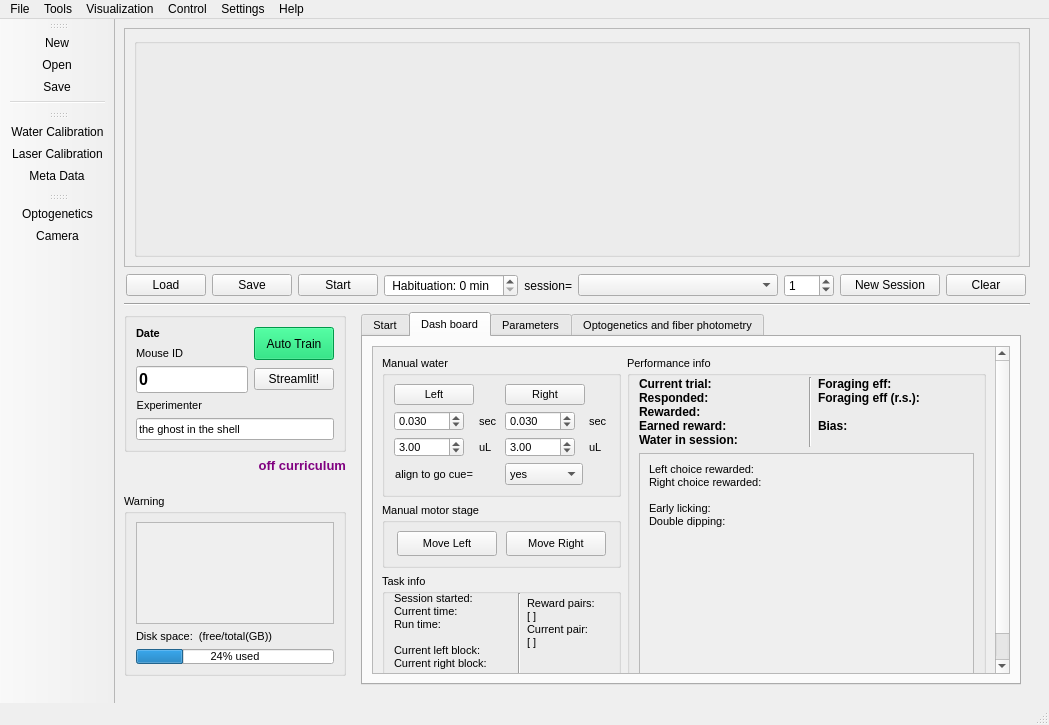
Before: the Qt Designer form src/foraging_gui/ForagingGUI.ui in AllenNeuralDynamics/dynamic-foraging-task, drawn with Qt 5.
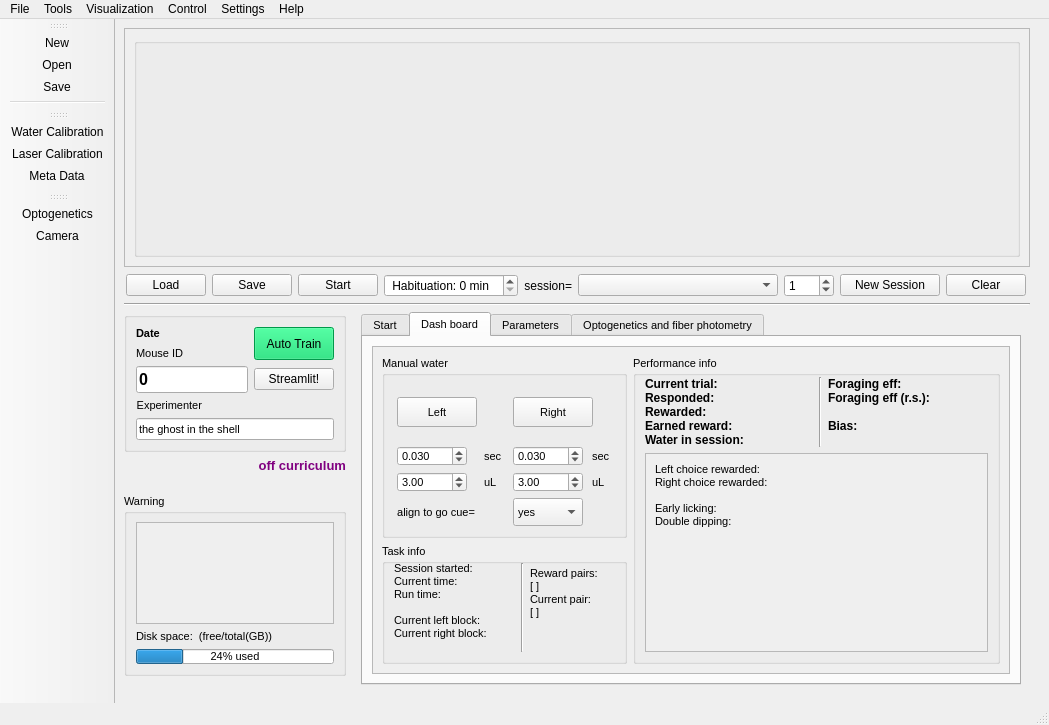
After: the same form once the commit is applied. The open tabs and pages were chosen to show the change. Icons and pictures are not drawn.

Commit message: changes foramt of behavior gui for better user experience

The edit to the form file:
```diff
--- a/src/foraging_gui/ForagingGUI.ui
+++ b/src/foraging_gui/ForagingGUI.ui
@@ -1927,16 +1927,10 @@
                          <property name="enabled">
                           <bool>true</bool>
                          </property>
-                         <property name="sizePolicy">
-                          <sizepolicy hsizetype="Expanding" vsizetype="Expanding">
-                           <horstretch>0</horstretch>
-                           <verstretch>0</verstretch>
-                          </sizepolicy>
-                         </property>
                          <property name="maximumSize">
                           <size>
                            <width>100</width>
-                           <height>150</height>
+                           <height>50</height>
                           </size>
                          </property>
                          <property name="currentIndex">
@@ -1956,12 +1950,6 @@
                        </item>
                        <item row="5" column="0">
                         <widget class="QLabel" name="label_34">
-                         <property name="sizePolicy">
-                          <sizepolicy hsizetype="Expanding" vsizetype="Expanding">
-                           <horstretch>0</horstretch>
-                           <verstretch>0</verstretch>
-                          </sizepolicy>
-                         </property>
                          <property name="text">
                           <string>align to go cue=</string>
                          </property>
@@ -1976,79 +1964,6 @@
                       </layout>
                      </widget>
                     </item>
-                    <item>
-                     <widget class="QGroupBox" name="groupBox_7">
-                      <property name="maximumSize">
-                       <size>
-                        <width>260</width>
-                        <height>110</height>
-                       </size>
-                      </property>
-                      <property name="font">
-                       <font>
-                        <pointsize>8</pointsize>
-                        <weight>50</weight>
-                        <italic>false</italic>
-                        <bold>false</bold>
-                       </font>
-                      </property>
-                      <property name="title">
-                       <string>Manual motor stage</string>
-                      </property>
-                      <layout class="QGridLayout" name="gridLayout_11">
-                       <item row="0" column="0">
-                        <widget class="QPushButton" name="MoveXP_2">
-                         <property name="sizePolicy">
-                          <sizepolicy hsizetype="Fixed" vsizetype="Expanding">
-                           <horstretch>0</horstretch>
-                           <verstretch>0</verstretch>
-                          </sizepolicy>
-                         </property>
-                         <property name="minimumSize">
-                          <size>
-                           <width>20</width>
-                           <height>25</height>
-                          </size>
-                         </property>
-                         <property name="maximumSize">
-                          <size>
-                           <width>100</width>
-                           <height>16777215</height>
-                          </size>
-                         </property>
-                         <property name="text">
-                          <string>Move Left</string>
-                         </property>
-                        </widget>
-                       </item>
-                       <item row="0" column="1">
-                        <widget class="QPushButton" name="MoveXN_2">
-                         <property name="sizePolicy">
-                          <sizepolicy hsizetype="Fixed" vsizetype="Expanding">
-                           <horstretch>0</horstretch>
-                           <verstretch>0</verstretch>
-                          </sizepolicy>
-                         </property>
-                         <property name="minimumSize">
-                          <size>
-                           <width>20</width>
-                           <height>25</height>
-                          </size>
-                         </property>
-                         <property name="maximumSize">
-                          <size>
-                           <width>100</width>
-                           <height>16777215</height>
-                          </size>
-                         </property>
-                         <property name="text">
-                          <string>Move Right</string>
-                         </property>
-                        </widget>
-                       </item>
-                      </layout>
-                     </widget>
-                    </item>
                     <item>
                      <widget class="QGroupBox" name="ShowReward">
                       <property name="sizePolicy">
```
Left out of the diff: 38 changed lines with no effect on the pictures. The commit also changes 1 other file.
